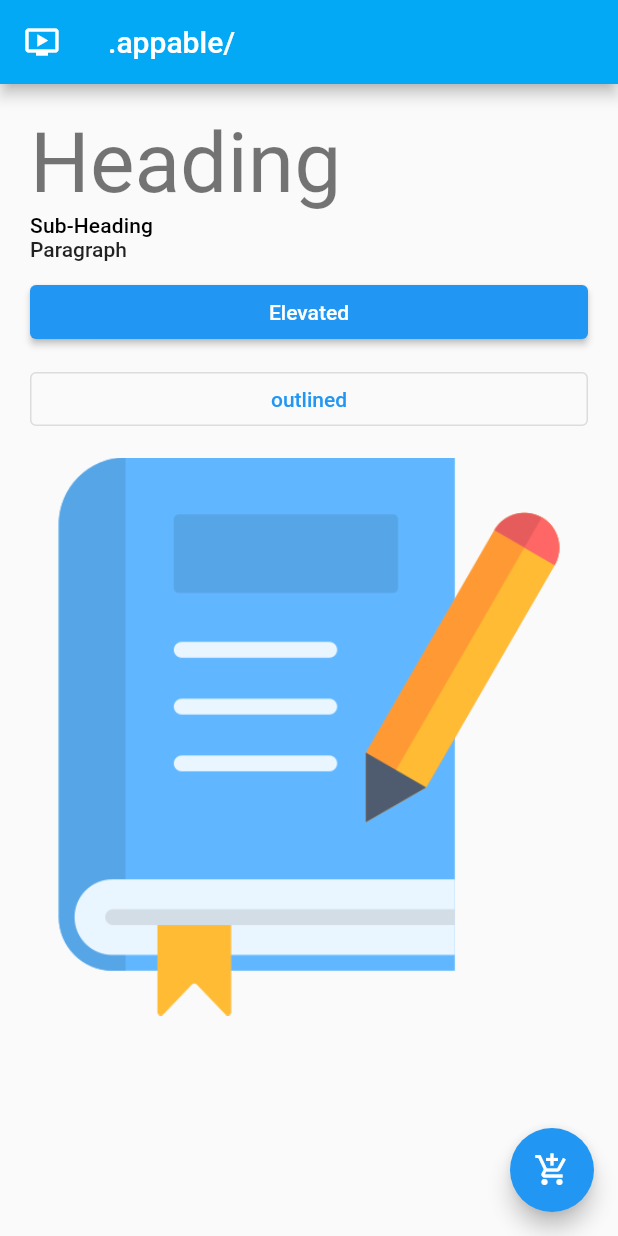
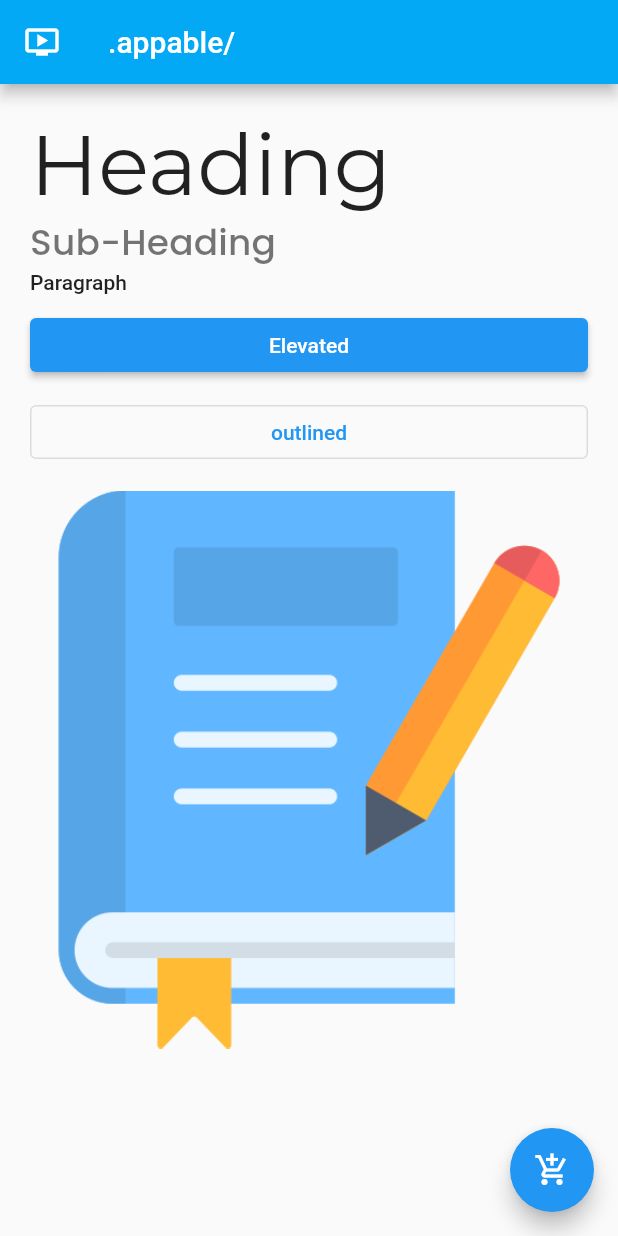
Before and after one commit to Gowsalyanatraj/Login_App_Flutter, a Flutter app: the screen it shows after launch, on a phone screen of 412 x 824 dp. Run offline on Flutter 3.47's test engine with Material 2 defaults, Android fonts, the phone set to English and light mode, and no system bars; our stand-ins replace google_fonts.

Commit message:
implementing google fonts

```diff
--- a/lib/src/utils/theme/theme.dart
+++ b/lib/src/utils/theme/theme.dart
@@ -1,6 +1,18 @@
 import 'package:flutter/material.dart';
+import 'package:google_fonts/google_fonts.dart';
 
 class GAppTheme {
-  static  ThemeData lightTheme = ThemeData();
+  static  ThemeData lightTheme = ThemeData(
+    brightness: Brightness.light,
+    textTheme: TextTheme(
+      headline2: GoogleFonts.montserrat(
+        color: Colors.black87
+      ),
+      subtitle2: GoogleFonts.poppins(
+        color: Colors.black54,
+        fontSize: 24,
+      )
+    )
+  );
    static  ThemeData darkTheme = ThemeData();
 }
```
